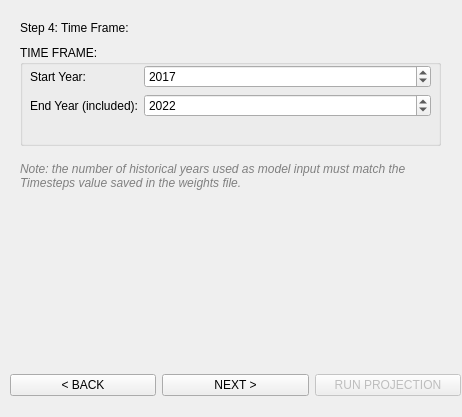
Old version of the form population_model_dialog_base.ui in the repository Daksh17440/LandScan_population_modelling_dl.
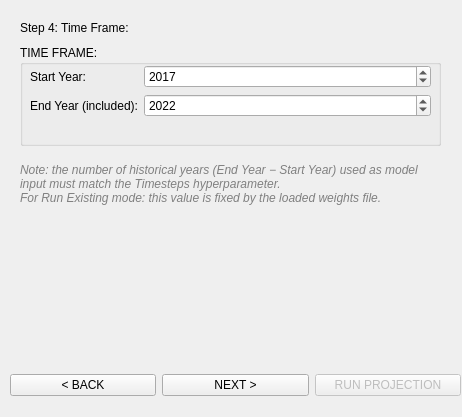
New version of the form. The open tabs and pages were chosen to show the change. Custom widgets are drawn as their Qt base class.

Diff of the .ui file:
```diff
--- a/population_model_dialog_base.ui
+++ b/population_model_dialog_base.ui
@@ -275,8 +275,9 @@
      </widget>
     </widget>
     <widget class="QLabel" name="lbl_timeframe_note">
-     <property name="geometry"><rect><x>10</x><y>140</y><width>421</width><height>32</height></rect></property>
-     <property name="text"><string>Note: the number of historical years used as model input must match the Timesteps value saved in the weights file.</string></property>
+     <property name="geometry"><rect><x>10</x><y>140</y><width>421</width><height>48</height></rect></property>
+     <property name="text"><string>Note: the number of historical years (End Year − Start Year) used as model input must match the Timesteps hyperparameter.
+For Run Existing mode: this value is fixed by the loaded weights file.</string></property>
      <property name="wordWrap"><bool>true</bool></property>
      <property name="styleSheet"><string>color: gray; font-style: italic;</string></property>
     </widget>
```
Left out of the diff: 10 changed lines with no effect on the pictures.
